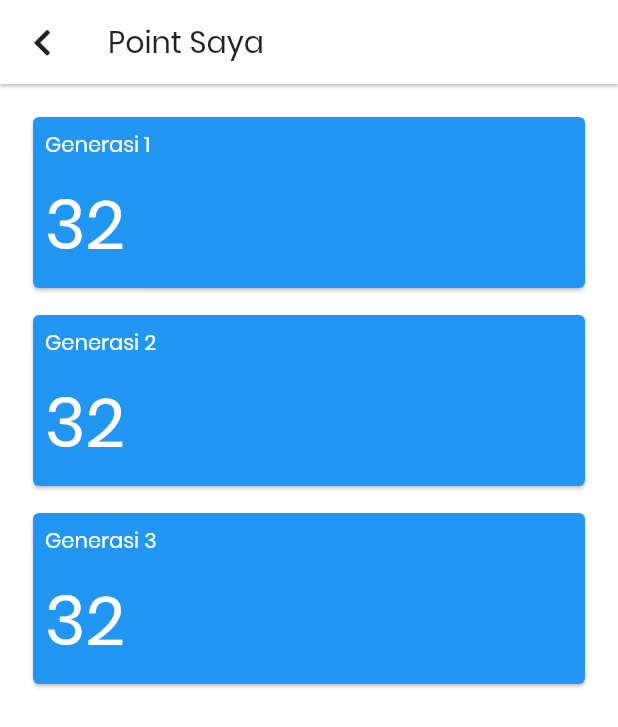
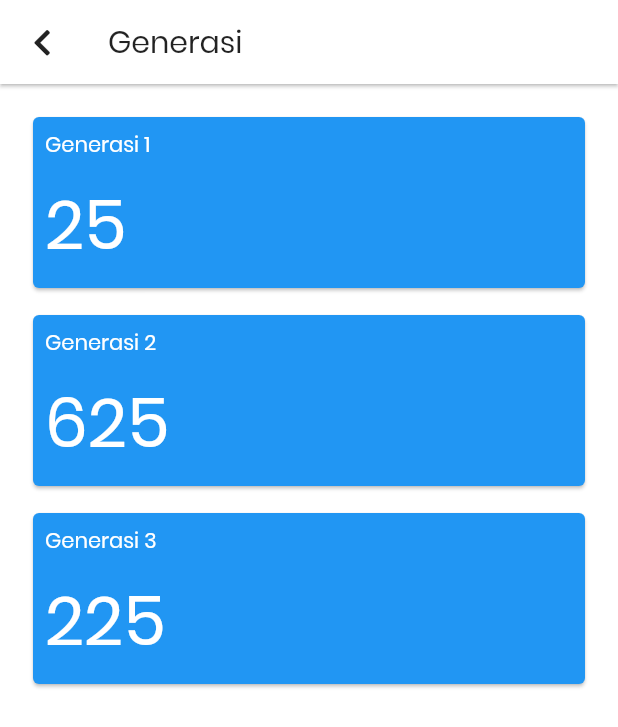
Before and after one commit to iyansr/lulomart_member, a Flutter app: the GenerasiPage screen opened directly, on a phone screen of 412 x 824 dp. Shown: the top 727 px of the screen. Run offline on Flutter 3.47's test engine with Material 2 defaults, Android fonts, the phone set to English and light mode, and no system bars; our stand-ins replace cached_network_image, circular_profile_avatar, flutter_money_formatter, font_awesome_flutter; network calls fail.

Commit message:
Update Profile, Generasi

```diff
--- a/lulomart_member/lib/main.dart
+++ b/lulomart_member/lib/main.dart
@@ -1,5 +1,6 @@
 import 'package:flutter/material.dart';
-import 'package:lulomart_member/pages/Home.dart';
+// import 'package:lulomart_member/pages/Home.dart';
+import 'package:lulomart_member/pages/Login.dart';
 
 void main() => runApp(LuloMartMember());
 
@@ -17,7 +18,7 @@ class LuloMartMember extends StatelessWidget {
        * Halaman Utama Saat Membuka App => Login()
        * Lokasi : pages/Login.dart
        */
-      home: Home(),
+      home: Login(),
     );
   }
 }
--- a/lulomart_member/lib/pages/Generasi.dart
+++ b/lulomart_member/lib/pages/Generasi.dart
@@ -2,6 +2,8 @@ import 'package:flutter/material.dart';
 import 'package:font_awesome_flutter/font_awesome_flutter.dart';
 
 class Generasi extends StatelessWidget {
+  final String gen;
+  Generasi({this.gen});
   @override
   Widget build(BuildContext context) {
     return Scaffold(
@@ -20,7 +22,7 @@ class Generasi extends StatelessWidget {
           ),
         ),
         title: Text(
-          'Generasi',
+          'Generasi $gen',
           style: TextStyle(color: Colors.black87),
         ),
         bottom: AppBar(
--- a/lulomart_member/lib/pages/GenerasiCard.dart
+++ b/lulomart_member/lib/pages/GenerasiCard.dart
@@ -1,11 +1,19 @@
+import 'package:flutter/cupertino.dart';
 import 'package:flutter/material.dart';
 import 'package:font_awesome_flutter/font_awesome_flutter.dart';
 import 'package:lulomart_member/widgets/generasiCard_card.dart';
-import 'package:lulomart_member/widgets/point_card.dart';
+
+import 'Generasi.dart';
 
 class GenerasiPage extends StatelessWidget {
   @override
   Widget build(BuildContext context) {
+    List<String> _totalGen = [
+      '25',
+      '625',
+      '225',
+    ];
+
     return Scaffold(
       backgroundColor: Colors.white,
       appBar: AppBar(
@@ -22,20 +30,28 @@ class GenerasiPage extends StatelessWidget {
           ),
         ),
         title: Text(
-          'Point Saya',
+          'Generasi',
           style: TextStyle(color: Colors.black87),
         ),
       ),
       body: Padding(
-        padding: const EdgeInsets.all(18.0),
-        child: ListView(
-          children: <Widget>[
-            GenerasiCardWidget(color: Colors.blue, gen: 1),
-            GenerasiCardWidget(color: Colors.blue, gen: 2),
-            GenerasiCardWidget(color: Colors.blue, gen: 3),
-          ],
-        ),
-      ),
+          padding: const EdgeInsets.all(18.0),
+          child: ListView.builder(
+            itemCount: 3,
+            itemBuilder: (_, i) => GenerasiCardWidget(
+              gen: i + 1,
+              totalGen: _totalGen[i],
+              onTap: () {
+                Navigator.of(context).push(
+                  CupertinoPageRoute(
+                    builder: (context) => Generasi(
+                      gen: (i + 1).toString(),
+                    ),
+                  ),
+                );
+              },
+            ),
+          )),
     );
   }
 }
--- a/lulomart_member/lib/pages/Store.dart
+++ b/lulomart_member/lib/pages/Store.dart
@@ -4,9 +4,7 @@ import 'package:lulomart_member/models/product.dart';
 import 'package:lulomart_member/utils/styles.dart';
 import 'package:lulomart_member/widgets/outlet_card.dart';
 import 'package:http/http.dart' as http;
-import 'package:lulomart_member/widgets/product_grid.dart';
 import 'package:lulomart_member/widgets/rekomendasi_grid.dart';
-// import 'package:lulomart_member/widgets/product_grid_rekomendasi.dart';
 import 'package:lulomart_member/widgets/store_stacked_widget.dart';
 
 class Store extends StatefulWidget {
--- a/lulomart_member/lib/widgets/generasiCard_card.dart
+++ b/lulomart_member/lib/widgets/generasiCard_card.dart
@@ -2,9 +2,15 @@ import 'package:flutter/material.dart';
 
 class GenerasiCardWidget extends StatelessWidget {
   final Color color;
-  final Color textColor;
   final int gen;
-  GenerasiCardWidget({this.color, this.textColor = Colors.white, this.gen});
+  final String totalGen;
+  final VoidCallback onTap;
+  GenerasiCardWidget({
+    this.color = Colors.blue,
+    this.gen,
+    this.totalGen,
+    @required this.onTap,
+  });
 
   @override
   Widget build(BuildContext context) {
@@ -13,7 +19,7 @@ class GenerasiCardWidget extends StatelessWidget {
       child: Container(
         width: MediaQuery.of(context).size.width,
         child: GestureDetector(
-          onTap: () {},
+          onTap: onTap,
           child: Card(
             color: color,
             child: Column(
@@ -23,14 +29,14 @@ class GenerasiCardWidget extends StatelessWidget {
                   padding: const EdgeInsets.only(left: 8.0, top: 8.0),
                   child: Text(
                     'Generasi $gen',
-                    style: TextStyle(color: textColor),
+                    style: TextStyle(color: Colors.white),
                   ),
                 ),
                 Padding(
                   padding: const EdgeInsets.all(8.0),
                   child: Text(
-                    '32',
-                    style: TextStyle(color: textColor, fontSize: 46),
+                    '$totalGen',
+                    style: TextStyle(color: Colors.white, fontSize: 46),
                   ),
                 )
               ],
--- a/lulomart_member/lib/widgets/outlet_card.dart
+++ b/lulomart_member/lib/widgets/outlet_card.dart
@@ -37,7 +37,7 @@ class OutletCard extends StatelessWidget {
             ),
           ),
           Container(
-            height: 110,
+            height: 115,
             // width: 100,
             padding: EdgeInsets.symmetric(horizontal: 16.0),
             child: ListView.builder(
```
Also changed, not shown: lulomart_member/lib/models/fetch_api.dart (+8 -10 lines), lulomart_member/lib/pages/Login.dart (+80 -2 lines), lulomart_member/lib/pages/RiwayatTransaksi.dart (+19 -1 lines), lulomart_member/lib/widgets/rekomendasi_grid.dart (+0 -16 lines).
